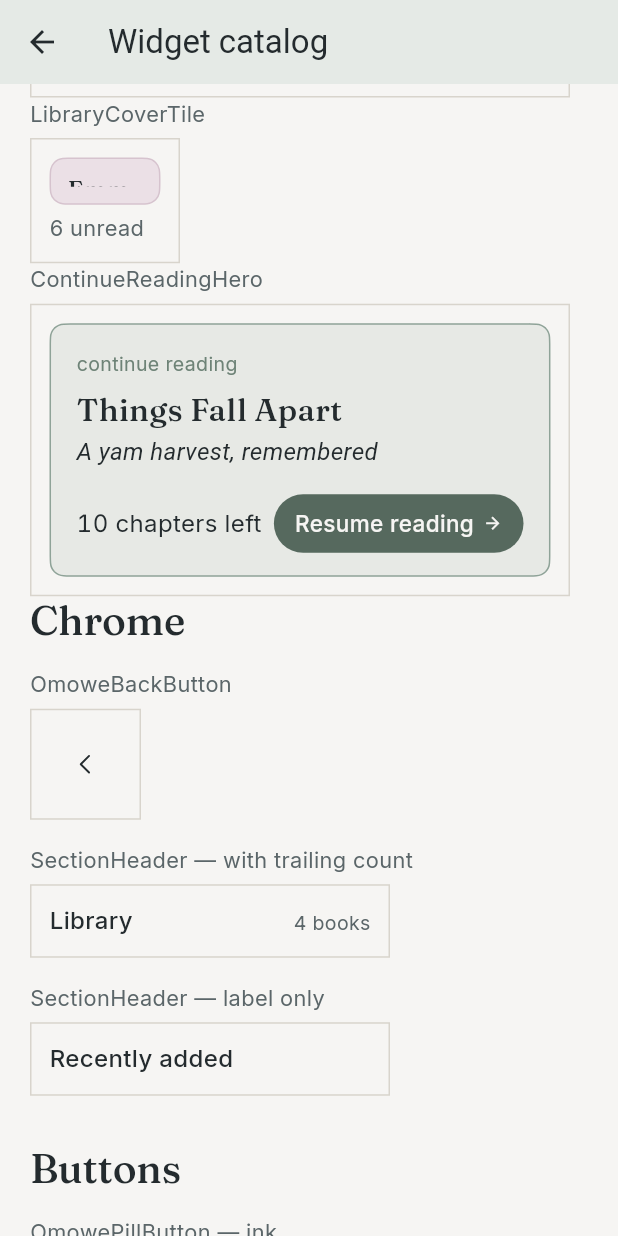
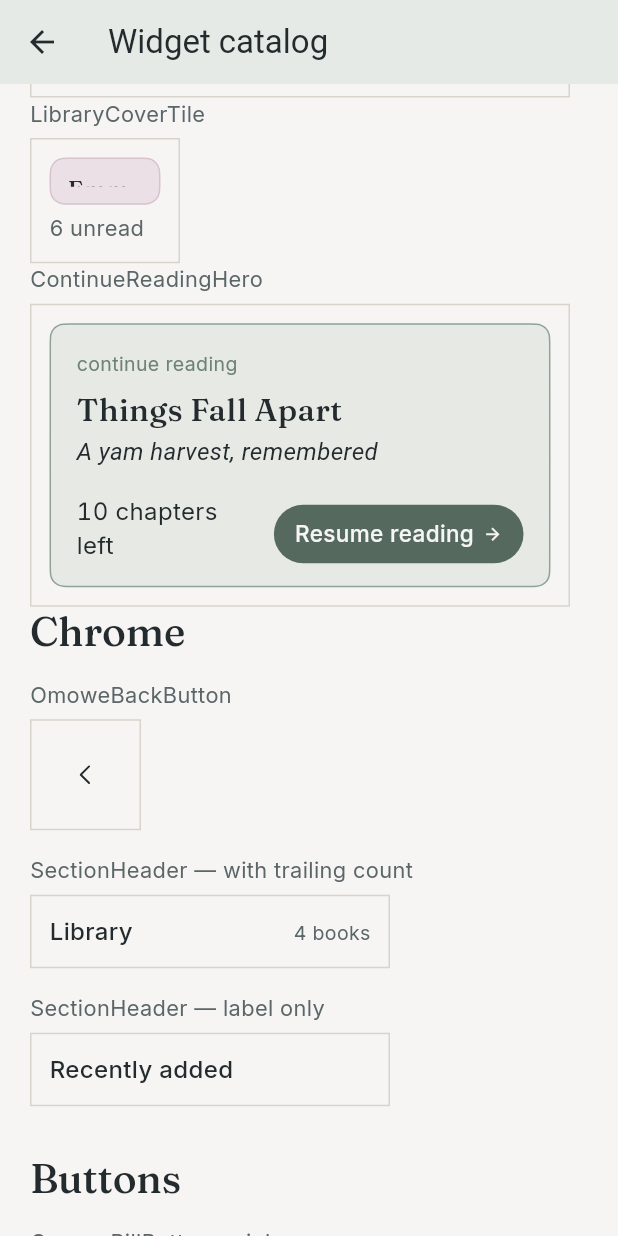
Before and after one commit to oluwatoni307/omowe_v2, a Flutter app: the WidgetCatalogScreen screen opened directly, scrolled down 1152 dp, on a phone screen of 412 x 824 dp. Run offline on Flutter 3.47's test engine with Material 3 defaults, Android fonts, the phone set to English and light mode, and no system bars; our stand-ins replace file_picker, flutter_markdown_plus, flutter_riverpod, google_fonts, hive, hive_flutter and 1 more; accounts and stored records are empty; generated files the repository leaves out were written again; Roboto replaces fonts that are missing (Literata).

Commit message:
Increase maxLines for book title and chunks left text in continue reading section for better readability

```diff
--- a/lib/catalog/book_cover.dart
+++ b/lib/catalog/book_cover.dart
@@ -41,7 +41,7 @@ class BookCover extends StatelessWidget {
         child: showTitle
             ? Text(
                 title,
-                maxLines: 3,
+                maxLines: 4,
                 overflow: TextOverflow.ellipsis,
                 style: OmoweTypography.displayOnDevice(size: 16),
               )
--- a/lib/catalog/continue_reading_hero.dart
+++ b/lib/catalog/continue_reading_hero.dart
@@ -51,7 +51,12 @@ class ContinueReadingHero extends StatelessWidget {
             children: [
               Text('continue reading', style: OmoweTypography.uiEyebrow),
               const SizedBox(height: 8),
-              Text(bookTitle, style: OmoweTypography.displayOnDevice(size: 21)),
+              Text(
+                bookTitle,
+                maxLines: 2,
+                overflow: TextOverflow.ellipsis,
+                style: OmoweTypography.displayOnDevice(size: 21),
+              ),
               const SizedBox(height: 3),
               Text(
                 chunkTitle,
@@ -59,12 +64,19 @@ class ContinueReadingHero extends StatelessWidget {
               ),
               const SizedBox(height: 14),
               Row(
-                mainAxisAlignment: MainAxisAlignment.spaceBetween,
+                crossAxisAlignment: CrossAxisAlignment.end,
                 children: [
-                  Text(
-                    '$chunksLeft chapters left',
-                    style: OmoweTypography.uiBody.copyWith(
-                      fontFeatures: OmoweTypography.tabularFigures,
+                  Expanded(
+                    child: Padding(
+                      padding: const EdgeInsets.only(right: 10),
+                      child: Text(
+                        '$chunksLeft chapters left',
+                        maxLines: 2,
+                        overflow: TextOverflow.ellipsis,
+                        style: OmoweTypography.uiBody.copyWith(
+                          fontFeatures: OmoweTypography.tabularFigures,
+                        ),
+                      ),
                     ),
                   ),
                   ResumePillButton(
```
Also changed, not shown: 1 other file.
